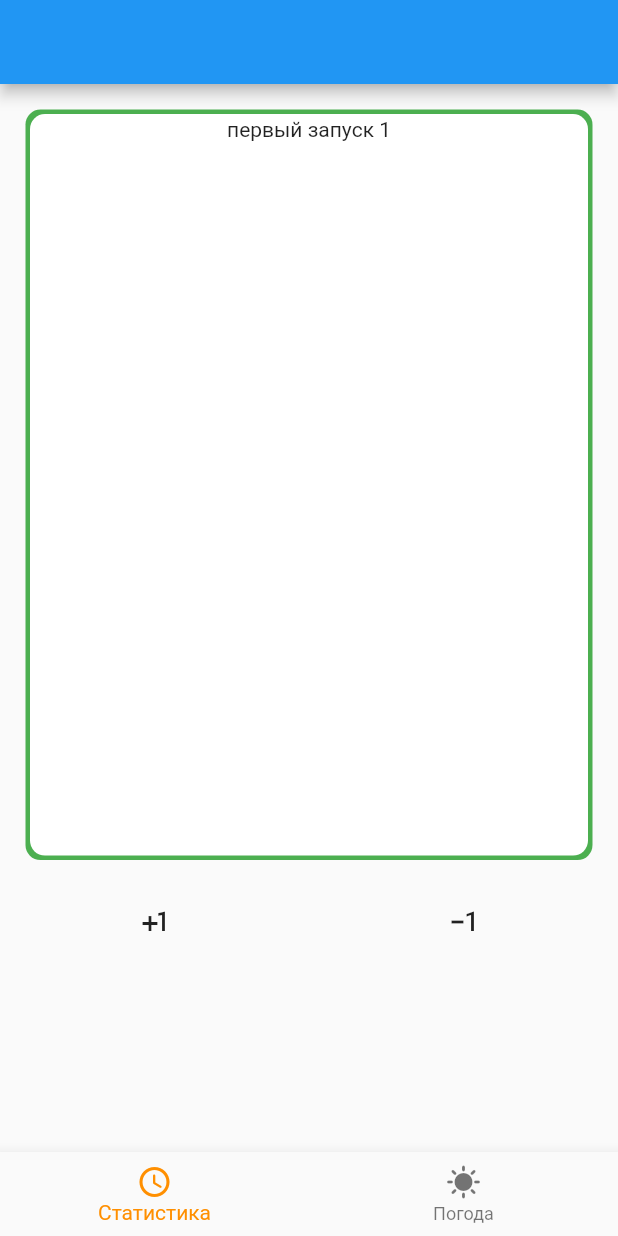
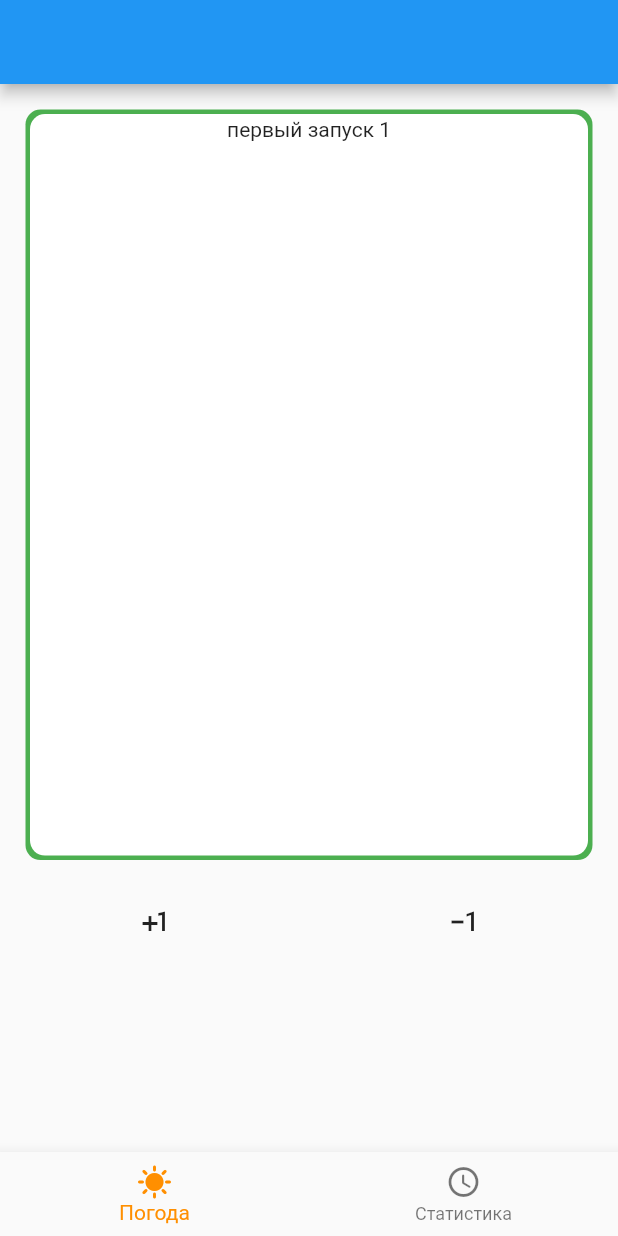
Before and after one commit to KiryutkinIlya/flutter-mobile-app, a Flutter app: the screen it shows after launch, on a phone screen of 412 x 824 dp. Run offline on Flutter 3.47's test engine with Material 2 defaults, Android fonts, the phone set to English and light mode, and no system bars; our stand-ins replace connectivity, sqflite; accounts and stored records are empty.

Commit message:
Lab_3 инит

```diff
--- a/lib/PageVertical/list_page_v.dart
+++ b/lib/PageVertical/list_page_v.dart
@@ -1,5 +1,6 @@
 import 'package:flutter/cupertino.dart';
 import 'package:flutter/material.dart';
+import 'package:my_app/widget/item_widget.dart';
 
 class MyHomeVerticalPage extends StatefulWidget {
   const MyHomeVerticalPage({super.key, required this.title});
@@ -12,6 +13,7 @@ class MyHomeVerticalPage extends StatefulWidget {
 
 class _MyHomeVerticalPageState extends State<MyHomeVerticalPage> {
   int _count = 0;
+
   @override
   Widget build(BuildContext context) {
     return Scaffold(
@@ -25,7 +27,7 @@ class _MyHomeVerticalPageState extends State<MyHomeVerticalPage> {
               decoration: BoxDecoration(
                 borderRadius: BorderRadius.circular(10),
                 color: Colors.white,
-                boxShadow: [
+                boxShadow: const [
                   BoxShadow(color: Colors.green, spreadRadius: 3),
                 ],
               ),
@@ -33,7 +35,7 @@ class _MyHomeVerticalPageState extends State<MyHomeVerticalPage> {
               width: MediaQuery.of(context).size.width * 1,
               child: ListView.builder(
                   itemBuilder: (context, index) {
-                    return new Container(
+                    return Container(
                         margin: EdgeInsets.only(top: 2),
                         child: Center(
                           child: Text(' ${widget.title} ${(index + 1).toString()} ',
--- /dev/null
+++ b/lib/dataBase/data_base.dart
@@ -0,0 +1,2 @@
+import 'dart:async';
+import 'package:sqflite/sqflite.dart';
--- a/lib/widget/bottom_navigation.dart
+++ b/lib/widget/bottom_navigation.dart
@@ -16,12 +16,12 @@ class _BottomNavigationState extends State<BottomNavigation> {
     return BottomNavigationBar(
       items: const <BottomNavigationBarItem>[
         BottomNavigationBarItem(
+          icon: Icon(Icons.sunny),
+          label: 'Погода',
+        ),
+        BottomNavigationBarItem(
           icon: Icon(Icons.access_time_rounded),
           label: 'Статистика',
-        ),
-        BottomNavigationBarItem(
-          icon: Icon(Icons.sunny),
-          label: 'Погода',
         ),
       ],
       currentIndex: widget.index,
@@ -33,10 +33,10 @@ class _BottomNavigationState extends State<BottomNavigation> {
     switch(index)
     {
       case 0:
-        Navigator.of(context).pushNamed('/listPage' ,arguments: {'tittle': 'из нижний панели'});
+        Navigator.pushNamedAndRemoveUntil(context,'/weatherPage' ,(route) => false);
         break;
       case 1:
-        Navigator.pushNamedAndRemoveUntil(context,'/weatherPage' ,(route) => false);
+        Navigator.of(context).pushNamed('/listPage' ,arguments: {'tittle': 'из нижний панели'});
         break;
     }
   }
--- a/lib/widget/itemWidget.dart
+++ b/lib/widget/item_widget.dart
@@ -3,13 +3,11 @@ import 'package:flutter/material.dart';
 class ItemWidget extends StatefulWidget {
   const ItemWidget({super.key, required this.title});
   final String title;
-
   @override
   State<ItemWidget> createState() => _ItemWidgetState();
 }
 
 class _ItemWidgetState extends State<ItemWidget> {
-  int _counter = 0;
   @override
   Widget build(BuildContext context) {
     return Container(
--- a/pubspec.yaml
+++ b/pubspec.yaml
@@ -21,7 +21,6 @@ version: 1.0.0+1
 
 environment:
   sdk: '>=2.18.4 <3.0.0'
-
 # Dependencies specify other packages that your package needs in order to work.
 # To automatically upgrade your package dependencies to the latest versions
 # consider running `flutter pub upgrade --major-versions`. Alternatively,
@@ -37,7 +36,7 @@ dependencies:
   # The following adds the Cupertino Icons font to your application.
   # Use with the CupertinoIcons class for iOS style icons.
   cupertino_icons: 1.0.2
-
+  sqflite: 1.2.0
 dev_dependencies:
   flutter_test:
     sdk: flutter
```
Also changed, not shown: lib/widget/buttonWidget.dart (deleted), lib/widget/button_widget.dart (added), pubspec.lock, 1 other file.
